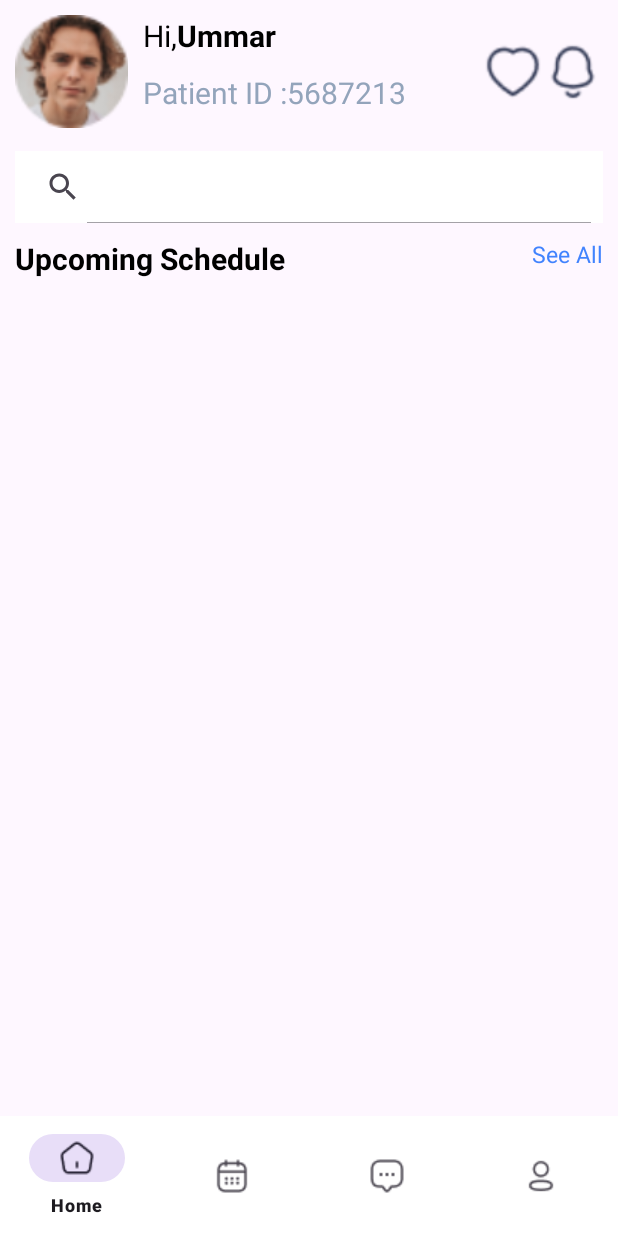
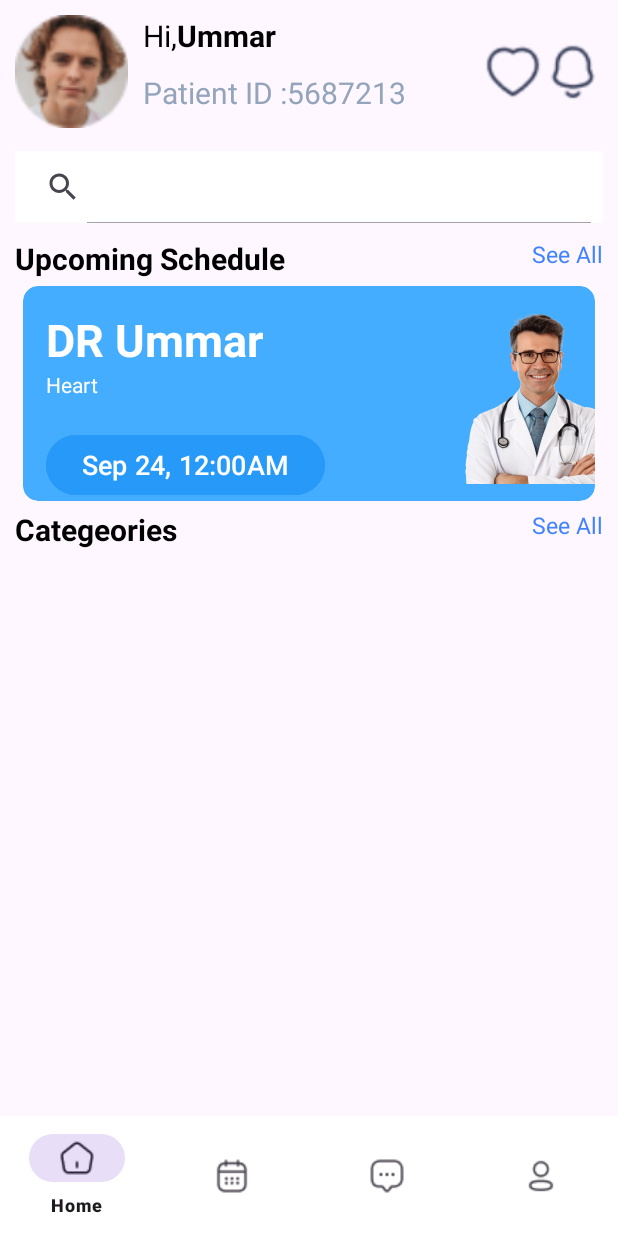
Before and after one commit to tajamularafath/Hello_DR_Kotlin_Android, an Android app: the BottomSheetFragment screen opened through its navigation route, on a phone screen of 412 x 824 dp. Run offline under Robolectric (Android 15) with nearby library versions, the phone set to English and light mode, and no system bars; our stand-ins replace sdp/ssp sizes.

Commit message:
Added Recycler View in Root Module

```diff
--- a/root/build.gradle.kts
+++ b/root/build.gradle.kts
@@ -50,4 +50,8 @@ dependencies {
 
     // for adding cardview
     implementation("androidx.cardview:cardview:1.0.0")
+
+//    For Loading Images
+    implementation("io.coil-kt:coil:2.4.0") // Use the latest version
+
 }
--- /dev/null
+++ b/root/src/main/java/Adapter/HomeCardViewAdapter.kt
@@ -0,0 +1,42 @@
+package Adapter
+
+import android.view.LayoutInflater
+import android.view.View
+import android.view.ViewGroup
+import androidx.recyclerview.widget.RecyclerView
+import coil.load
+import com.example.root.R
+import com.example.root.databinding.CardViewDesignBinding
+import model.CardView
+
+class HomeCardViewAdapter(private val cList: List<CardView>): RecyclerView.Adapter<HomeCardViewAdapter.ViewHolder>() {
+
+
+    override fun onCreateViewHolder(parent: ViewGroup, viewType: Int): ViewHolder {
+        var binding =  CardViewDesignBinding
+            .inflate(LayoutInflater.from(parent.context), parent, false)
+        return ViewHolder(binding)
+    }
+
+    override fun getItemCount(): Int {
+        return cList.size
+    }
+
+    override fun onBindViewHolder(holder: ViewHolder, position: Int) {
+        val itemViewModel = cList[position]
+        holder.binding.apply {
+            ivDrImg.load(itemViewModel.image){
+                placeholder(R.drawable.home)
+                error(R.drawable.calendar)
+            }
+            tvDoctorName.setText(itemViewModel.dName)
+            tvSpecialist.setText(itemViewModel.dSpecialist)
+            bTime.setText(itemViewModel.time)
+        }
+    }
+
+
+    class ViewHolder(val binding: CardViewDesignBinding): RecyclerView.ViewHolder(binding.root) {
+
+    }
+}
--- a/root/src/main/java/Fragement/BottomSheetFragment.kt
+++ b/root/src/main/java/Fragement/BottomSheetFragment.kt
@@ -24,11 +24,12 @@ class BottomSheetFragment : Fragment() {
         savedInstanceState: Bundle?
     ): View? {
         // Inflate the layout for this fragment
-        return inflater.inflate(R.layout.fragment_bottom_sheet, container, false)
+        binding = FragmentBottomSheetBinding.inflate(inflater,container,false)
+        val view = binding.root
+        return view
     }
 
     override fun onViewCreated(view: View, savedInstanceState: Bundle?) {
-        binding = FragmentBottomSheetBinding.bind(view)
         super.onViewCreated(view, savedInstanceState)
 
         val homeFragment = HomeFragment()
--- a/root/src/main/java/Fragement/HomeFragment.kt
+++ b/root/src/main/java/Fragement/HomeFragment.kt
@@ -1,13 +1,20 @@
 package Fragement
 
+import Adapter.HomeCardViewAdapter
 import android.os.Bundle
 import androidx.fragment.app.Fragment
 import android.view.LayoutInflater
 import android.view.View
 import android.view.ViewGroup
+import androidx.recyclerview.widget.LinearLayoutManager
 import com.example.root.R
+import com.example.root.databinding.FragmentBottomSheetBinding
+import com.example.root.databinding.FragmentHomeBinding
+import model.CardView
 
 class HomeFragment : Fragment() {
+
+    lateinit var binding: FragmentHomeBinding
 
     override fun onCreate(savedInstanceState: Bundle?) {
         super.onCreate(savedInstanceState)
@@ -18,6 +25,24 @@ class HomeFragment : Fragment() {
         savedInstanceState: Bundle?
     ): View? {
         // Inflate the layout for this fragment
-        return inflater.inflate(R.layout.fragment_home, container, false)
+        binding = FragmentHomeBinding.inflate(inflater,container,false)
+        val view = binding.root
+        return view
     }
+
+    override fun onViewCreated(view: View, savedInstanceState: Bundle?) {
+        super.onViewCreated(view, savedInstanceState)
+        val recyclerView = binding.recyclerView
+
+        val data = ArrayList<CardView>()
+
+        for(i in 1..5){
+            data.add(CardView(R.drawable.doctor, "DR Ummar", "Heart", "Sep 24, 12:00AM"))
+        }
+        val adapter = HomeCardViewAdapter(data)
+        recyclerView.adapter = adapter
+        adapter.notifyDataSetChanged()
+    }
+
+
 }
--- /dev/null
+++ b/root/src/main/java/model/CardView.kt
@@ -0,0 +1,9 @@
+package model
+
+data class CardView(
+
+    val image: Int,
+    val dName: String,
+    val dSpecialist: String,
+    val time: String
+)
--- a/root/src/main/res/layout/card_view_design.xml
+++ b/root/src/main/res/layout/card_view_design.xml
@@ -34,16 +34,21 @@
             android:layout_marginStart="15sp"
             app:layout_constraintStart_toStartOf="parent"
             app:layout_constraintTop_toBottomOf="@id/tv_doctorName" />
-        <TextView
-            android:id="@+id/img_7"
+
+        <Button
+            android:id="@+id/b_time"
             android:layout_width="wrap_content"
             android:layout_height="wrap_content"
-            android:text="@string/Calendar"
-            app:layout_constraintStart_toStartOf="parent"
+            android:text="Feb 24, 12:00AM"
+            android:textColor="@color/white"
+            android:textSize="18sp"
+            android:backgroundTint="#2799F8"
+            android:layout_marginTop="20sp"
+            app:layout_constraintStart_toStartOf="@id/tv_specialist"
             app:layout_constraintTop_toBottomOf="@id/tv_specialist" />
 
-        <But
-            android:id="@+id/img_2"
+        <ImageView
+            android:id="@+id/iv_drImg"
             android:layout_width="wrap_content"
             android:layout_height="wrap_content"
             android:src="@drawable/doctor"
--- a/root/src/main/res/layout/fragment_home.xml
+++ b/root/src/main/res/layout/fragment_home.xml
@@ -152,5 +152,26 @@
         app:layout_constraintTop_toBottomOf="@id/tv_seeAll"
         tools:listitem="@layout/card_view_design"/>
 
+    <TextView
+        android:id="@+id/tv_categeory"
+        android:layout_width="wrap_content"
+        android:layout_height="wrap_content"
+        android:text="Categeories"
+        android:textSize="20sp"
+        android:textColor="@color/black"
+        android:textStyle="bold"
+        app:layout_constraintTop_toBottomOf="@+id/recyclerView"
+        app:layout_constraintStart_toStartOf="@id/gl_Start"
+        />
+
+    <TextView
+        android:id="@+id/tv_CateseeAll"
+        android:layout_width="wrap_content"
+        android:layout_height="wrap_content"
+        android:text="See All"
+        android:textColor="@color/blue"
+        android:textSize="15sp"
+        app:layout_constraintEnd_toEndOf="@id/gl_End"
+        app:layout_constraintTop_toTopOf="@+id/tv_categeory"/>
 
 </androidx.constraintlayout.widget.ConstraintLayout>
```
